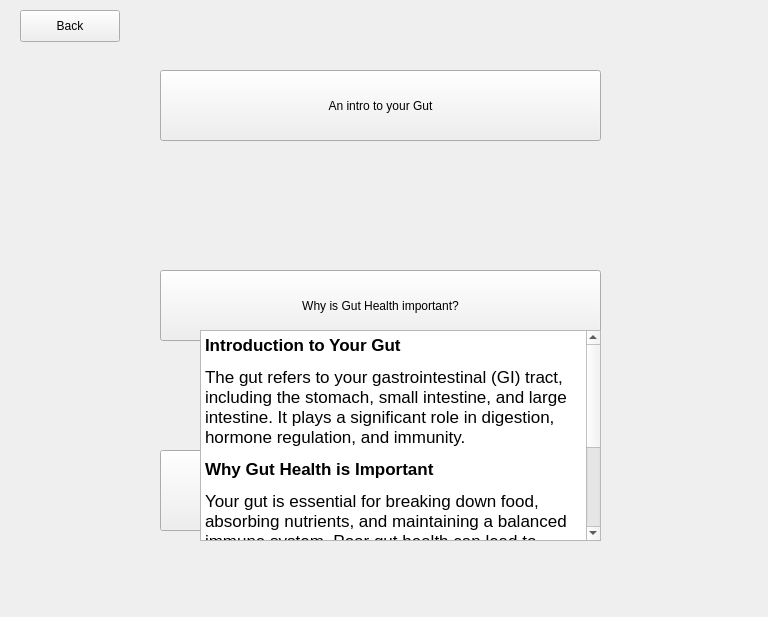
Before: the Qt Designer form A8EduApp/teachingwidget.ui in University-of-Utah-CS3505/a9-edu-app-f24-00Calvin00, drawn with Qt 5.
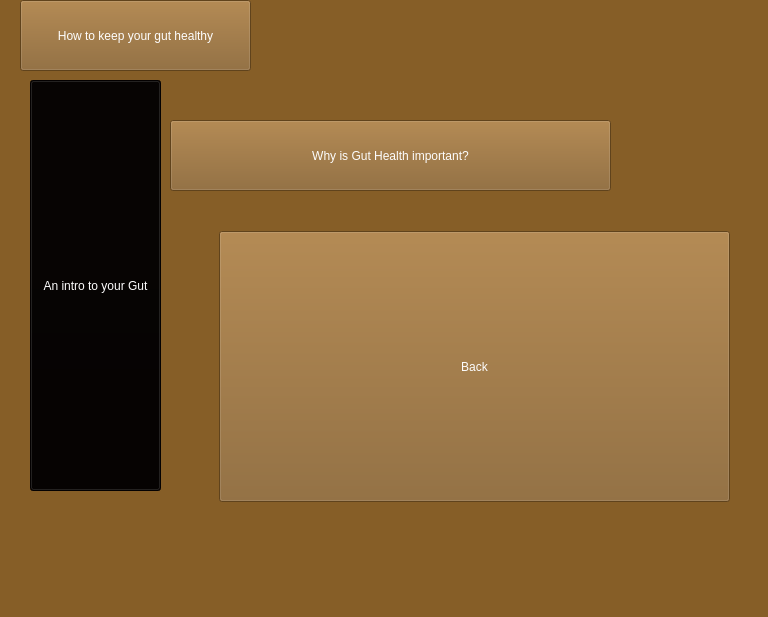
After: the same form once the commit is applied.

Commit message: messing with overall style and size

Patch:
```diff
--- a/A8EduApp/teachingwidget.ui
+++ b/A8EduApp/teachingwidget.ui
@@ -13,15 +13,23 @@
   <property name="windowTitle">
    <string>Form</string>
   </property>
+  <property name="styleSheet">
+   <string notr="true">background-color: rgb(134, 94, 39);
+</string>
+  </property>
   <widget class="QPushButton" name="introToGutButton">
    <property name="geometry">
     <rect>
-     <x>160</x>
-     <y>70</y>
-     <width>441</width>
-     <height>71</height>
+     <x>30</x>
+     <y>80</y>
+     <width>131</width>
+     <height>411</height>
     </rect>
    </property>
+   <property name="styleSheet">
+    <string notr="true">color: rgb(253, 253, 253);
+background-color: rgb(5, 2, 1);</string>
+   </property>
    <property name="text">
     <string>An intro to your Gut</string>
    </property>
@@ -29,12 +37,15 @@
   <widget class="QPushButton" name="whyGutHealthButton">
    <property name="geometry">
     <rect>
-     <x>160</x>
-     <y>270</y>
+     <x>170</x>
+     <y>120</y>
      <width>441</width>
      <height>71</height>
     </rect>
    </property>
+   <property name="styleSheet">
+    <string notr="true">color: rgb(253, 253, 253);</string>
+   </property>
    <property name="text">
     <string>Why is Gut Health important?</string>
    </property>
@@ -42,12 +53,15 @@
   <widget class="QPushButton" name="howToStayHealthyButton">
    <property name="geometry">
     <rect>
-     <x>160</x>
-     <y>450</y>
-     <width>441</width>
-     <height>81</height>
+     <x>20</x>
+     <y>0</y>
+     <width>231</width>
+     <height>71</height>
     </rect>
    </property>
+   <property name="styleSheet">
+    <string notr="true">color: rgb(254, 254, 254);</string>
+   </property>
    <property name="text">
     <string>How to keep your gut healthy</string>
    </property>
@@ -55,41 +69,19 @@
   <widget class="QPushButton" name="backToStartButton">
    <property name="geometry">
     <rect>
-     <x>20</x>
-     <y>10</y>
-     <width>100</width>
-     <height>32</height>
+     <x>219</x>
+     <y>231</y>
+     <width>511</width>
+     <height>271</height>
     </rect>
    </property>
+   <property name="styleSheet">
+    <string notr="true">color: rgb(253, 253, 253);</string>
+   </property>
    <property name="text">
     <string>Back</string>
    </property>
   </widget>
-  <widget class="QTextBrowser" name="textBrowser_2">
-   <property name="geometry">
-    <rect>
-     <x>200</x>
-     <y>330</y>
-     <width>401</width>
-     <height>211</height>
-    </rect>
-   </property>
-   <property name="html">
-    <string>&lt;!DOCTYPE HTML PUBLIC &quot;-//W3C//DTD HTML 4.0//EN&quot; &quot;http://www.w3.org/TR/REC-html40/strict.dtd&quot;&gt;
-&lt;html&gt;&lt;head&gt;&lt;meta name=&quot;qrichtext&quot; content=&quot;1&quot; /&gt;&lt;meta charset=&quot;utf-8&quot; /&gt;&lt;style type=&quot;text/css&quot;&gt;
-p, li { white-space: pre-wrap; }
-hr { height: 1px; border-width: 0; }
-li.unchecked::marker { content: &quot;\2610&quot;; }
-li.checked::marker { content: &quot;\2612&quot;; }
-&lt;/style&gt;&lt;/head&gt;&lt;body style=&quot; font-family:'.AppleSystemUIFont'; font-size:13pt; font-weight:400; font-style:normal;&quot;&gt;
-&lt;p style=&quot; margin-top:0px; margin-bottom:0px; margin-left:0px; margin-right:0px; -qt-block-indent:0; text-indent:0px;&quot;&gt;&lt;span style=&quot; font-weight:700;&quot;&gt;Introduction to Your Gut&lt;/span&gt; &lt;/p&gt;
-&lt;p style=&quot; margin-top:12px; margin-bottom:12px; margin-left:0px; margin-right:0px; -qt-block-indent:0; text-indent:0px;&quot;&gt;The gut refers to your gastrointestinal (GI) tract, including the stomach, small intestine, and large intestine. It plays a significant role in digestion, hormone regulation, and immunity. &lt;/p&gt;
-&lt;p style=&quot; margin-top:0px; margin-bottom:0px; margin-left:0px; margin-right:0px; -qt-block-indent:0; text-indent:0px;&quot;&gt;&lt;span style=&quot; font-weight:700;&quot;&gt;Why Gut Health is Important&lt;/span&gt; &lt;/p&gt;
-&lt;p style=&quot; margin-top:12px; margin-bottom:12px; margin-left:0px; margin-right:0px; -qt-block-indent:0; text-indent:0px;&quot;&gt;Your gut is essential for breaking down food, absorbing nutrients, and maintaining a balanced immune system. Poor gut health can lead to conditions like IBS, inflammation, and even cardiovascular problems. &lt;/p&gt;
-&lt;p style=&quot; margin-top:0px; margin-bottom:0px; margin-left:0px; margin-right:0px; -qt-block-indent:0; text-indent:0px;&quot;&gt;&lt;span style=&quot; font-weight:700;&quot;&gt;How to Care for Your Gut&lt;/span&gt; &lt;/p&gt;
-&lt;p style=&quot; margin-top:12px; margin-bottom:12px; margin-left:0px; margin-right:0px; -qt-block-indent:0; text-indent:0px;&quot;&gt;Eat a high-fiber diet, include probiotics, limit sugar and processed foods, and maintain a healthy lifestyle to promote gut health. &lt;/p&gt;&lt;/body&gt;&lt;/html&gt;</string>
-   </property>
-  </widget>
  </widget>
  <resources/>
  <connections/>
```
The commit also changes 2 other files.
